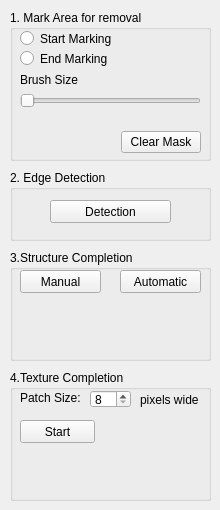
The window that SceneCompletionWidget.ui (WooodHead/labelling3) describes before a commit, drawn with Qt 5.
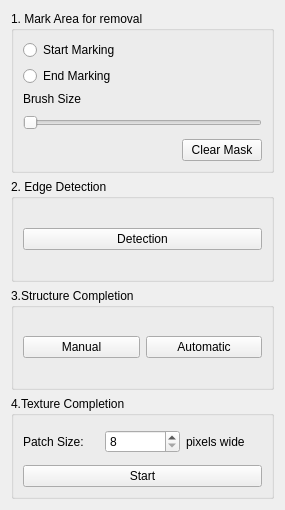
The same window after the commit.

```diff
--- a/SceneCompletionWidget.ui
+++ b/SceneCompletionWidget.ui
@@ -1,11 +1,11 @@
 <ui version="4.0" >
  <class>SceneCompletionWidget</class>
- <widget class="QWidget" name="SceneCompletionWidget" >
-  <property name="geometry" >
+ <widget class="QWidget" name="SceneCompletionWidget">
+  <property name="geometry">
    <rect>
     <x>0</x>
     <y>0</y>
-    <width>220</width>
+    <width>285</width>
     <height>510</height>
    </rect>
   </property>
@@ -18,54 +18,40 @@
   <property name="windowTitle" >
    <string>Form</string>
   </property>
-  <widget class="QGroupBox" name="_maskGroupBox" >
-   <property name="geometry" >
-    <rect>
-     <x>10</x>
-     <y>10</y>
-     <width>201</width>
-     <height>151</height>
-    </rect>
-   </property>
-   <property name="title" >
+  <layout class="QVBoxLayout" name="verticalLayout_2">
+   <item>
+    <widget class="QGroupBox" name="_maskGroupBox">
+     <property name="title">
     <string>1. Mark Area for removal</string>
    </property>
-   <widget class="QRadioButton" name="_startMarkRadioButton" >
-    <property name="geometry" >
-     <rect>
-      <x>10</x>
-      <y>20</y>
-      <width>151</width>
-      <height>17</height>
-     </rect>
-    </property>
-    <property name="text" >
+     <layout class="QVBoxLayout" name="verticalLayout">
+      <item>
+       <widget class="QRadioButton" name="_startMarkRadioButton">
+        <property name="text">
      <string>Start Marking</string>
     </property>
    </widget>
-   <widget class="QRadioButton" name="_endMarkRadioButton" >
-    <property name="geometry" >
-     <rect>
-      <x>10</x>
-      <y>40</y>
-      <width>151</width>
-      <height>17</height>
-     </rect>
-    </property>
-    <property name="text" >
+      </item>
+      <item>
+       <widget class="QRadioButton" name="_endMarkRadioButton">
+        <property name="text">
      <string>End Marking</string>
     </property>
    </widget>
-   <widget class="QSlider" name="_brushSizeHSlider" >
-    <property name="geometry" >
-     <rect>
-      <x>10</x>
-      <y>80</y>
-      <width>181</width>
-      <height>21</height>
-     </rect>
-    </property>
-    <property name="minimumSize" >
+      </item>
+      <item>
+       <widget class="QLabel" name="_brushSizeLabel">
+        <property name="text">
+         <string>Brush Size</string>
+        </property>
+        <property name="buddy">
+         <cstring>_brushSizeHSlider</cstring>
+        </property>
+       </widget>
+      </item>
+      <item>
+       <widget class="QSlider" name="_brushSizeHSlider">
+        <property name="minimumSize">
      <size>
       <width>181</width>
       <height>21</height>
@@ -81,32 +67,12 @@
      <enum>Qt::Horizontal</enum>
     </property>
    </widget>
-   <widget class="QLabel" name="_brushSizeLabel" >
-    <property name="geometry" >
-     <rect>
-      <x>10</x>
-      <y>60</y>
-      <width>71</width>
-      <height>20</height>
-     </rect>
-    </property>
-    <property name="text" >
-     <string>Brush Size</string>
-    </property>
-   </widget>
-   <widget class="QWidget" name="horizontalLayoutWidget" >
-    <property name="geometry" >
-     <rect>
-      <x>10</x>
-      <y>120</y>
-      <width>181</width>
-      <height>25</height>
-     </rect>
-    </property>
-    <layout class="QHBoxLayout" name="_markGroupHLayout" >
+      </item>
      <item>
-      <spacer name="_markGroupHSpacer" >
-       <property name="orientation" >
+       <layout class="QHBoxLayout" name="_markGroupHLayout">
+        <item>
+         <spacer name="_markGroupHSpacer">
+          <property name="orientation">
         <enum>Qt::Horizontal</enum>
        </property>
        <property name="sizeHint" stdset="0" >
@@ -125,108 +91,74 @@
       </widget>
      </item>
     </layout>
-   </widget>
-  </widget>
-  <widget class="QGroupBox" name="_edgeGroupBox" >
-   <property name="geometry" >
-    <rect>
-     <x>10</x>
-     <y>170</y>
-     <width>201</width>
-     <height>71</height>
-    </rect>
-   </property>
-   <property name="title" >
+      </item>
+     </layout>
+    </widget>
+   </item>
+   <item>
+    <widget class="QGroupBox" name="_edgeGroupBox">
+     <property name="title">
     <string>2. Edge Detection</string>
    </property>
-   <widget class="QPushButton" name="_edgeDetecButton2" >
-    <property name="geometry" >
-     <rect>
-      <x>40</x>
-      <y>30</y>
-      <width>121</width>
-      <height>23</height>
-     </rect>
-    </property>
-    <property name="text" >
+     <layout class="QVBoxLayout" name="verticalLayout_3">
+      <item>
+       <widget class="QPushButton" name="_edgeDetecButton2">
+        <property name="text">
      <string>Detection</string>
     </property>
    </widget>
-  </widget>
-  <widget class="QGroupBox" name="_structureGroupBox" >
-   <property name="geometry" >
-    <rect>
-     <x>10</x>
-     <y>250</y>
-     <width>201</width>
-     <height>111</height>
-    </rect>
-   </property>
-   <property name="title" >
+      </item>
+     </layout>
+    </widget>
+   </item>
+   <item>
+    <widget class="QGroupBox" name="_structureGroupBox">
+     <property name="title">
     <string>3.Structure Completion</string>
    </property>
-   <widget class="QPushButton" name="_manualStructureCompletionButton" >
-    <property name="geometry" >
-     <rect>
-      <x>10</x>
-      <y>20</y>
-      <width>81</width>
-      <height>23</height>
-     </rect>
-    </property>
-    <property name="text" >
+     <layout class="QVBoxLayout" name="verticalLayout_4">
+      <item>
+       <layout class="QHBoxLayout" name="horizontalLayout">
+        <item>
+         <widget class="QPushButton" name="_manualStructureCompletionButton">
+          <property name="text">
      <string>Manual</string>
     </property>
    </widget>
-   <widget class="QPushButton" name="_automaticStructureCompletionButton" >
-    <property name="geometry" >
-     <rect>
-      <x>110</x>
-      <y>20</y>
-      <width>81</width>
-      <height>23</height>
-     </rect>
-    </property>
-    <property name="text" >
+        </item>
+        <item>
+         <widget class="QPushButton" name="_automaticStructureCompletionButton">
+          <property name="text">
      <string>Automatic</string>
     </property>
    </widget>
-  </widget>
-  <widget class="QGroupBox" name="_textureGroupBox" >
-   <property name="geometry" >
-    <rect>
-     <x>10</x>
-     <y>370</y>
-     <width>201</width>
-     <height>131</height>
-    </rect>
-   </property>
-   <property name="title" >
+        </item>
+       </layout>
+      </item>
+     </layout>
+    </widget>
+   </item>
+   <item>
+    <widget class="QGroupBox" name="_textureGroupBox">
+     <property name="title">
     <string>4.Texture Completion</string>
    </property>
-   <widget class="QLabel" name="_patchSizeLabel" >
-    <property name="geometry" >
-     <rect>
-      <x>10</x>
-      <y>20</y>
-      <width>71</width>
-      <height>16</height>
-     </rect>
-    </property>
-    <property name="text" >
+     <layout class="QVBoxLayout" name="verticalLayout_5">
+      <item>
+       <layout class="QHBoxLayout" name="horizontalLayout_2">
+        <item>
+         <widget class="QLabel" name="_patchSizeLabel">
+          <property name="text">
      <string>Patch Size:</string>
     </property>
-   </widget>
-   <widget class="QSpinBox" name="_patchSizeSpinBox" >
-    <property name="geometry" >
-     <rect>
-      <x>80</x>
-      <y>20</y>
-      <width>41</width>
-      <height>18</height>
-     </rect>
-    </property>
-    <property name="minimumSize" >
+          <property name="buddy">
+           <cstring>_patchSizeSpinBox</cstring>
+          </property>
+         </widget>
+        </item>
+        <item>
+         <widget class="QSpinBox" name="_patchSizeSpinBox">
+          <property name="minimumSize">
      <size>
       <width>41</width>
       <height>0</height>
@@ -239,33 +171,30 @@
      <number>21</number>
     </property>
    </widget>
-   <widget class="QLabel" name="_patchSizeLabel2" >
-    <property name="geometry" >
-     <rect>
-      <x>130</x>
-      <y>20</y>
-      <width>71</width>
-      <height>20</height>
-     </rect>
-    </property>
-    <property name="text" >
+        </item>
+        <item>
+         <widget class="QLabel" name="_patchSizeLabel2">
+          <property name="text">
      <string>pixels wide</string>
     </property>
-   </widget>
-   <widget class="QPushButton" name="_startTextureCompletionButton" >
-    <property name="geometry" >
-     <rect>
-      <x>10</x>
-      <y>50</y>
-      <width>75</width>
-      <height>23</height>
-     </rect>
-    </property>
-    <property name="text" >
+          <property name="buddy">
+           <cstring>_patchSizeSpinBox</cstring>
+          </property>
+         </widget>
+        </item>
+       </layout>
+      </item>
+      <item>
+       <widget class="QPushButton" name="_startTextureCompletionButton">
+        <property name="text">
      <string>Start</string>
     </property>
    </widget>
-  </widget>
+      </item>
+     </layout>
+    </widget>
+   </item>
+  </layout>
  </widget>
  <resources/>
  <connections/>
```
Left out of the diff: 23 changed lines with no effect on the pictures. Lines whose indentation alone changed are shown as unchanged.
